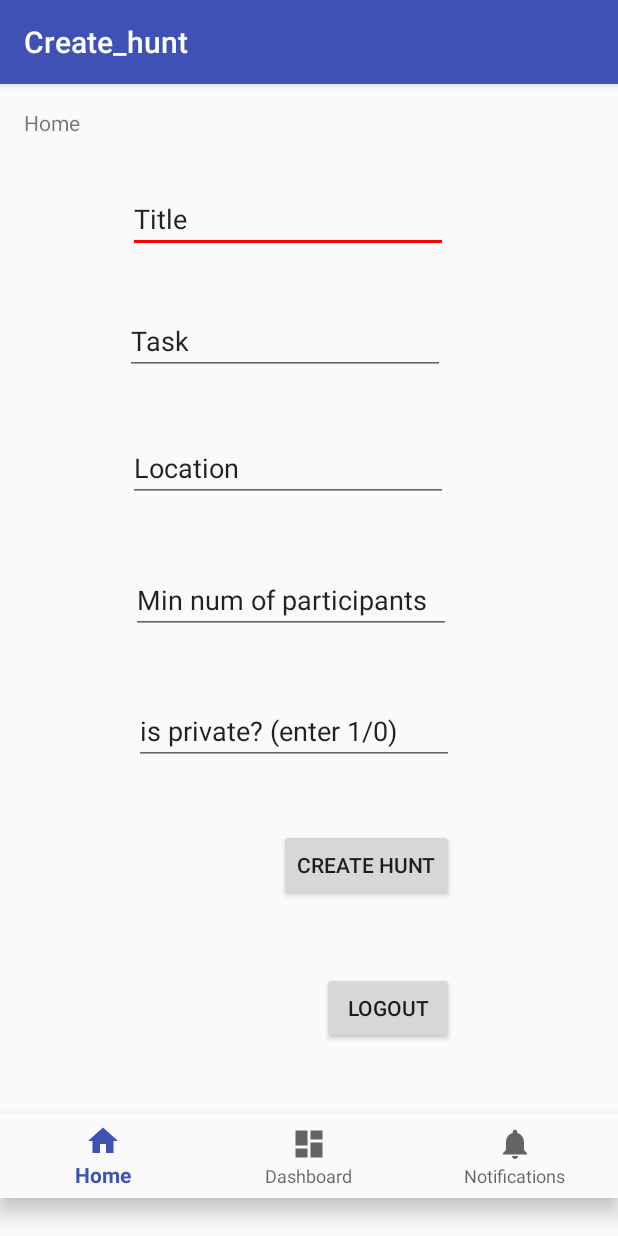
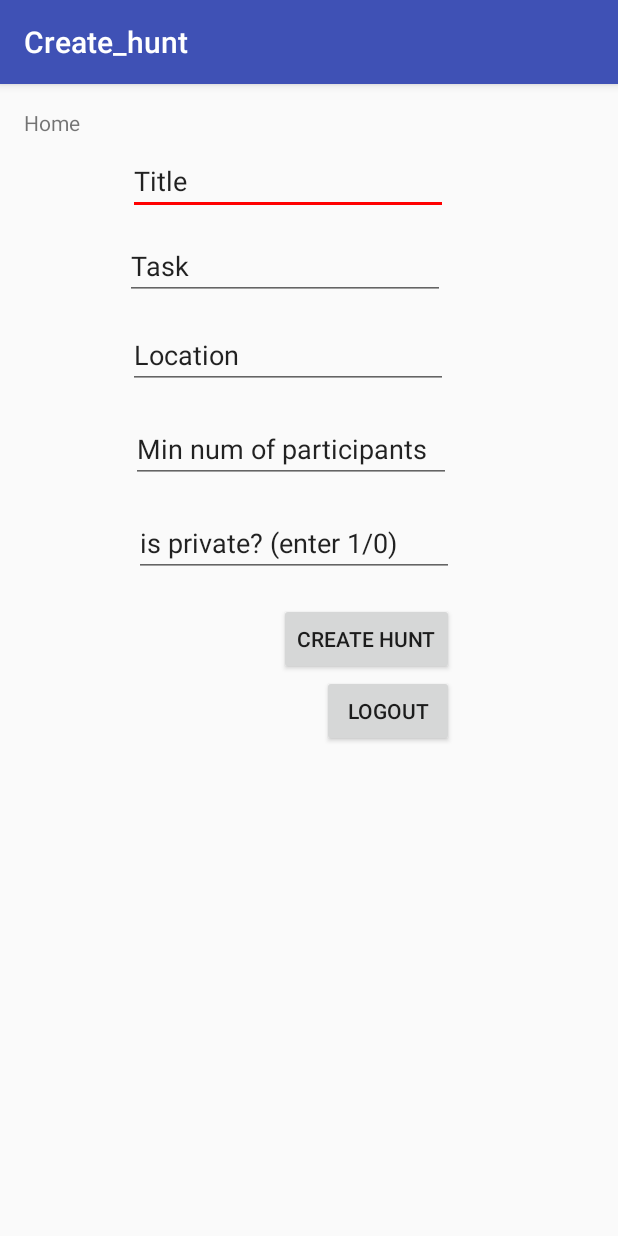
Before and after one commit to lukakralj/DragonHunt, an Android app: the Create_hunt screen opened directly, with no data from a screen before it, on a phone screen of 412 x 824 dp. Run offline under Robolectric (Android 15) with nearby library versions, the phone set to English and light mode, and no system bars; network calls fail.

Commit message:
Remove navigation

```diff
--- a/app/src/main/java/com/dragonhunt/Create_hunt.java
+++ b/app/src/main/java/com/dragonhunt/Create_hunt.java
@@ -36,25 +36,6 @@ public class Create_hunt extends AppCompatActivity {
     private EditText minParticipants;
     private EditText isPrivate;
 
-    private BottomNavigationView.OnNavigationItemSelectedListener mOnNavigationItemSelectedListener
-            = new BottomNavigationView.OnNavigationItemSelectedListener() {
-
-        @Override
-        public boolean onNavigationItemSelected(@NonNull MenuItem item) {
-            switch (item.getItemId()) {
-                case R.id.navigation_home:
-                    mTextMessage.setText(R.string.title_home);
-                    return true;
-                case R.id.navigation_dashboard:
-                    mTextMessage.setText(R.string.title_dashboard);
-                    return true;
-                case R.id.navigation_notifications:
-                    mTextMessage.setText(R.string.title_notifications);
-                    return true;
-            }
-            return false;
-        }
-    };
 
     @Override
     protected void onCreate(Bundle savedInstanceState) {
@@ -63,8 +44,6 @@ public class Create_hunt extends AppCompatActivity {
         setContentView(R.layout.activity_create_hunt);
 
         mTextMessage = (TextView) findViewById(R.id.message);
-        BottomNavigationView navigation = (BottomNavigationView) findViewById(R.id.navigation);
-        navigation.setOnNavigationItemSelectedListener(mOnNavigationItemSelectedListener);
 
         title = (EditText)findViewById(R.id.Title);
         task = (EditText)findViewById(R.id.Description);
--- a/app/src/main/res/layout/activity_create_hunt.xml
+++ b/app/src/main/res/layout/activity_create_hunt.xml
@@ -16,17 +16,6 @@
         android:text="@string/title_home"
         app:layout_constraintLeft_toLeftOf="parent"
         app:layout_constraintTop_toTopOf="parent" />
-
-    <android.support.design.widget.BottomNavigationView
-        android:id="@+id/navigation"
-        android:layout_width="0dp"
-        android:layout_height="wrap_content"
-        android:background="?android:attr/windowBackground"
-        app:layout_constraintBottom_toBottomOf="parent"
-        app:layout_constraintLeft_toLeftOf="parent"
-        app:layout_constraintRight_toRightOf="parent"
-        app:layout_constraintTop_toBottomOf="@+id/logoutButton"
-        app:menu="@menu/navigation" />
 
 
     <EditText
@@ -116,7 +105,6 @@
         android:layout_height="wrap_content"
         android:layout_marginBottom="22dp"
         android:text="Logout"
-        app:layout_constraintBottom_toTopOf="@+id/navigation"
         app:layout_constraintEnd_toEndOf="@+id/createHunt"
         app:layout_constraintTop_toBottomOf="@+id/createHunt" />
 
```
Also changed, not shown: app/src/main/java/com/dragonhunt/LoginPage.java (+0 -22 lines), app/src/main/java/com/dragonhunt/SignUpPage.java (+0 -22 lines), app/src/main/res/layout/activity_login_page.xml (+0 -10 lines).
